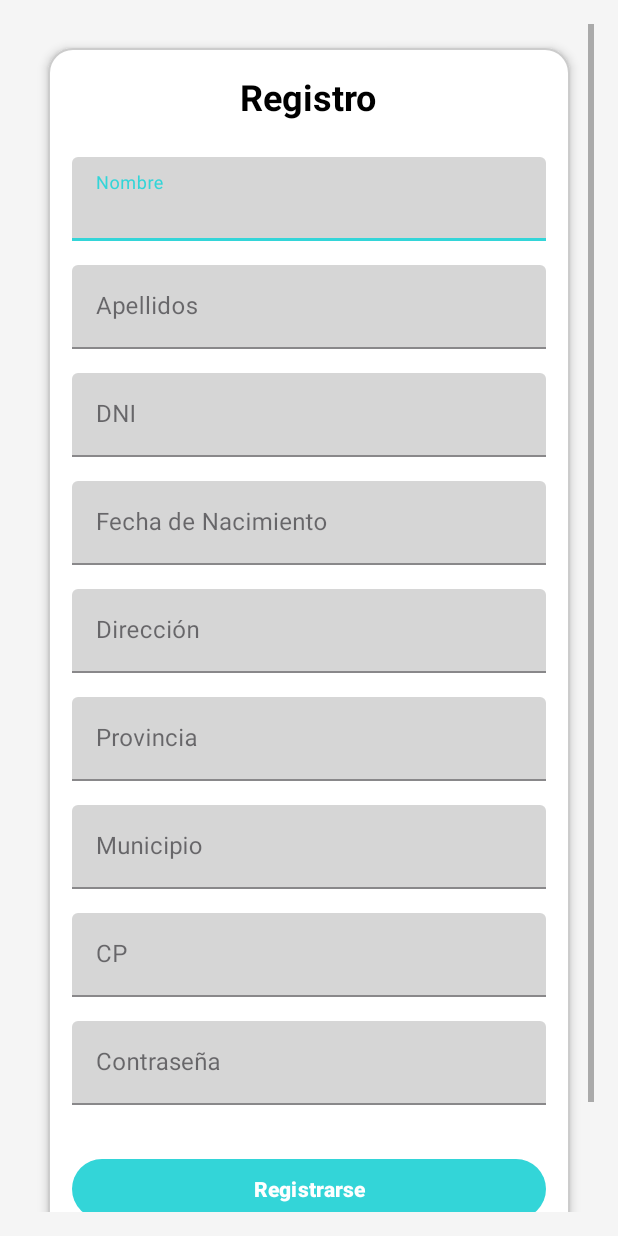
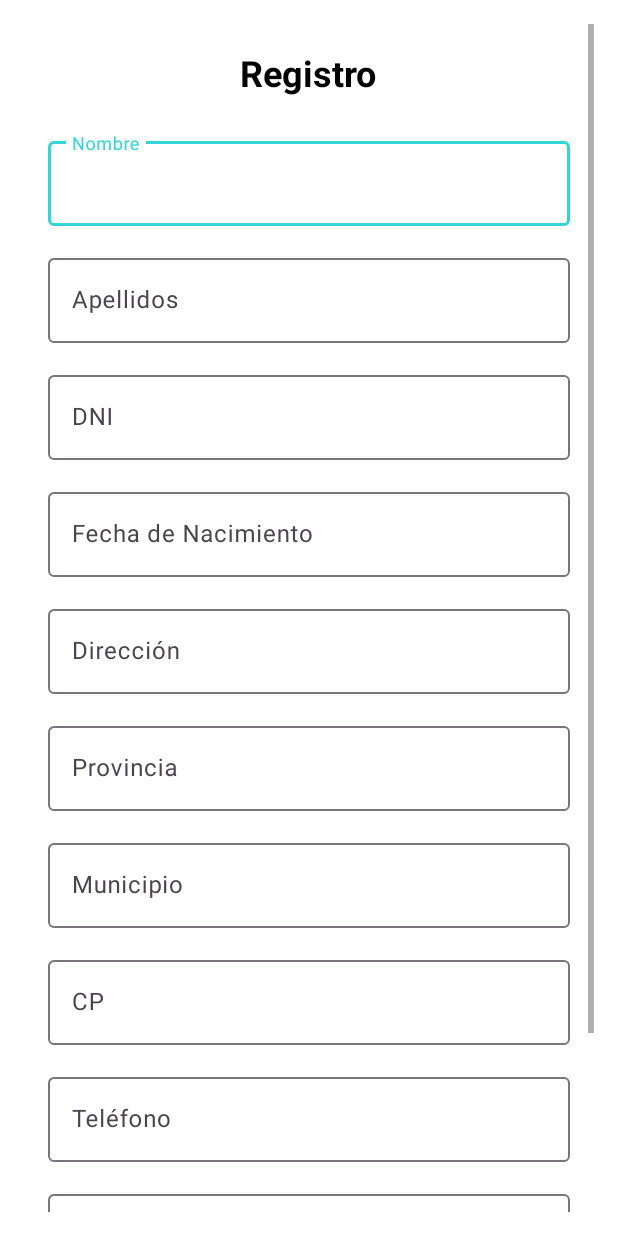
Before and after one commit to ValhMoz/velion-android, an Android app: the RegisterActivity screen opened directly, with no data from a screen before it, on a phone screen of 412 x 824 dp. Run offline under Robolectric (Android 15) with nearby library versions, the phone set to English and light mode, and no system bars; our stand-ins replace Dagger/Hilt's generated code; libraries missing offline, so code that uses them is left out: at.favre.lib.

Commit message:
mejoro interfaz

```diff
--- a/app/src/main/java/com/sfr/clinic_app/login/presenter/LoginPresenterImpl.java
+++ b/app/src/main/java/com/sfr/clinic_app/login/presenter/LoginPresenterImpl.java
@@ -76,7 +76,7 @@ public class LoginPresenterImpl implements LoginPresenter, LoginInteractor.OnGet
     @Override
     public void onErrorCallBacks(int code) {
         if (loginview !=null) {
-            loginview.onLoginCheck("Error al loggearse", false);
+            loginview.onLoginCheck("Error "+code, false);
         }else{
             mainview.onReedirigiraLoginActivity();
         }
@@ -85,8 +85,8 @@ public class LoginPresenterImpl implements LoginPresenter, LoginInteractor.OnGet
     @Override
     public void errorServerMessage(String message) {
         if (loginview !=null) {
-            loginview.onLoginCheck("Error al loggearse", false);
-        }else{
+            loginview.onLoginCheck(message, false);
+        } else {
             mainview.onReedirigiraLoginActivity();
         }
 
--- a/app/src/main/res/drawable/baseline_location_on_24.xml
+++ /dev/null
@@ -1,5 +0,0 @@
-<vector xmlns:android="http://schemas.android.com/apk/res/android" android:height="24dp" android:tint="#000000" android:viewportHeight="24" android:viewportWidth="24" android:width="24dp">
-
-    <path android:fillColor="@android:color/white" android:pathData="M12,2C8.13,2 5,5.13 5,9c0,5.25 7,13 7,13s7,-7.75 7,-13c0,-3.87 -3.13,-7 -7,-7zM12,11.5c-1.38,0 -2.5,-1.12 -2.5,-2.5s1.12,-2.5 2.5,-2.5 2.5,1.12 2.5,2.5 -1.12,2.5 -2.5,2.5z"/>
-
-</vector>
--- a/app/src/main/res/layout/activity_recover.xml
+++ b/app/src/main/res/layout/activity_recover.xml
@@ -31,7 +31,6 @@
 
         <com.google.android.material.textfield.TextInputLayout
             android:id="@+id/textInputLayoutEmail"
-            style="@style/Widget.MaterialComponents.TextInputLayout.FilledBox"
             android:layout_width="match_parent"
             android:layout_height="wrap_content"
             android:layout_marginBottom="16dp"
@@ -43,6 +42,7 @@
                 android:layout_height="wrap_content"
                 android:inputType="textEmailAddress"/>
         </com.google.android.material.textfield.TextInputLayout>
+
 
         <Button
             android:id="@+id/buttonSend"
--- a/app/src/main/res/layout/activity_register.xml
+++ b/app/src/main/res/layout/activity_register.xml
@@ -1,28 +1,22 @@
 <?xml version="1.0" encoding="utf-8"?>
-<androidx.constraintlayout.widget.ConstraintLayout xmlns:android="http://schemas.android.com/apk/res/android"
-    xmlns:app="http://schemas.android.com/apk/res-auto"
+<LinearLayout xmlns:android="http://schemas.android.com/apk/res/android"
     android:layout_width="match_parent"
     android:layout_height="match_parent"
-    android:background="#f5f5f5"
+    android:orientation="vertical"
     android:padding="16dp">
+
 
     <ScrollView
         android:layout_width="match_parent"
-        android:layout_height="0dp"
-        app:layout_constraintTop_toTopOf="parent"
-        app:layout_constraintBottom_toBottomOf="parent"
+        android:layout_height="match_parent"
         android:fillViewport="true">
 
         <LinearLayout
-            android:layout_width="match_parent"
-            android:layout_height="wrap_content"
-            android:orientation="vertical"
-            android:padding="16dp"
-            android:background="@drawable/rounded_background"
-            android:elevation="4dp"
-            android:layout_margin="16dp"
-            android:paddingHorizontal="24dp"
-            android:paddingVertical="32dp">
+        android:layout_width="match_parent"
+        android:layout_height="wrap_content"
+        android:orientation="vertical"
+        android:padding="16dp">
+
 
             <TextView
                 android:layout_width="wrap_content"
@@ -36,7 +30,6 @@
 
             <com.google.android.material.textfield.TextInputLayout
                 android:id="@+id/textInputLayoutName"
-                style="@style/Widget.MaterialComponents.TextInputLayout.FilledBox"
                 android:layout_width="match_parent"
                 android:layout_height="wrap_content"
                 android:layout_marginBottom="16dp"
@@ -51,7 +44,6 @@
 
             <com.google.android.material.textfield.TextInputLayout
                 android:id="@+id/textInputLayoutApellidos"
-                style="@style/Widget.MaterialComponents.TextInputLayout.FilledBox"
                 android:layout_width="match_parent"
                 android:layout_height="wrap_content"
                 android:layout_marginBottom="16dp"
@@ -66,7 +58,6 @@
 
             <com.google.android.material.textfield.TextInputLayout
                 android:id="@+id/textInputLayoutDNI"
-                style="@style/Widget.MaterialComponents.TextInputLayout.FilledBox"
                 android:layout_width="match_parent"
                 android:layout_height="wrap_content"
                 android:layout_marginBottom="16dp"
@@ -81,7 +72,6 @@
 
             <com.google.android.material.textfield.TextInputLayout
                 android:id="@+id/textInputLayoutFechaNacimiento"
-                style="@style/Widget.MaterialComponents.TextInputLayout.FilledBox"
                 android:layout_width="match_parent"
                 android:layout_height="wrap_content"
                 android:layout_marginBottom="16dp"
@@ -96,7 +86,6 @@
 
             <com.google.android.material.textfield.TextInputLayout
                 android:id="@+id/textInputLayoutDireccion"
-                style="@style/Widget.MaterialComponents.TextInputLayout.FilledBox"
                 android:layout_width="match_parent"
                 android:layout_height="wrap_content"
                 android:layout_marginBottom="16dp"
@@ -111,7 +100,6 @@
 
             <com.google.android.material.textfield.TextInputLayout
                 android:id="@+id/textInputLayoutProvincia"
-                style="@style/Widget.MaterialComponents.TextInputLayout.FilledBox"
                 android:layout_width="match_parent"
                 android:layout_height="wrap_content"
                 android:layout_marginBottom="16dp"
@@ -126,7 +114,6 @@
 
             <com.google.android.material.textfield.TextInputLayout
                 android:id="@+id/textInputLayoutMunicipio"
-                style="@style/Widget.MaterialComponents.TextInputLayout.FilledBox"
                 android:layout_width="match_parent"
                 android:layout_height="wrap_content"
                 android:layout_marginBottom="16dp"
@@ -141,7 +128,6 @@
 
             <com.google.android.material.textfield.TextInputLayout
                 android:id="@+id/textInputLayoutCP"
-                style="@style/Widget.MaterialComponents.TextInputLayout.FilledBox"
                 android:layout_width="match_parent"
                 android:layout_height="wrap_content"
                 android:layout_marginBottom="16dp"
@@ -154,9 +140,23 @@
                     android:inputType="text"/>
             </com.google.android.material.textfield.TextInputLayout>
 
+
+            <com.google.android.material.textfield.TextInputLayout
+                android:id="@+id/textInputLayoutPhone"
+                android:layout_width="match_parent"
+                android:layout_height="wrap_content"
+                android:layout_marginBottom="16dp"
+                android:hint="Teléfono">
+
+                <com.google.android.material.textfield.TextInputEditText
+                    android:id="@+id/editTextPhone"
+                    android:layout_width="match_parent"
+                    android:layout_height="wrap_content"
+                    android:inputType="textPassword"/>
+            </com.google.android.material.textfield.TextInputLayout>
+
             <com.google.android.material.textfield.TextInputLayout
                 android:id="@+id/textInputLayoutPass"
-                style="@style/Widget.MaterialComponents.TextInputLayout.FilledBox"
                 android:layout_width="match_parent"
                 android:layout_height="wrap_content"
                 android:layout_marginBottom="16dp"
@@ -169,24 +169,12 @@
                     android:inputType="textPassword"/>
             </com.google.android.material.textfield.TextInputLayout>
 
-            <Button
+            <com.google.android.material.button.MaterialButton
                 android:id="@+id/buttonRegister"
                 android:layout_width="match_parent"
                 android:layout_height="wrap_content"
                 android:text="Registrarse"
-                android:layout_marginTop="16dp"
-                android:textColor="@android:color/white"
-                android:textStyle="bold"/>
-
-            <Button
-                android:id="@+id/buttonGoBack"
-                android:layout_width="match_parent"
-                android:layout_height="wrap_content"
-                android:text="Volver atrás"
-                android:layout_marginTop="8dp"
-                android:textColor="@android:color/white"
-                android:onClick="onGoBack"
-                android:textStyle="bold"/>
+                android:layout_marginTop="16dp"/>
         </LinearLayout>
     </ScrollView>
-</androidx.constraintlayout.widget.ConstraintLayout>
+</LinearLayout>
--- a/app/src/main/res/values/themes.xml
+++ b/app/src/main/res/values/themes.xml
@@ -31,5 +31,11 @@
         <item name="backgroundTint">@color/colorPrimary</item>
     </style>
 
+    <style name="ShapeAppearanceOverlay">
+        <item name="cornerFamily">rounded</item>
+        <item name="cornerSize">16dp</item>
+    </style>
+
     <style name="Theme.Practicas_signlab" parent="Base.Theme.Practicas_signlab" />
+
 </resources>
```
Also changed, not shown: app/src/main/res/layout/activity_login.xml (+20 -14 lines), app/src/main/res/layout/fragment_citas.xml (+15 -1 lines), app/src/main/res/menu/toolbar_appointment.xml (deleted, +0 -9 lines).
